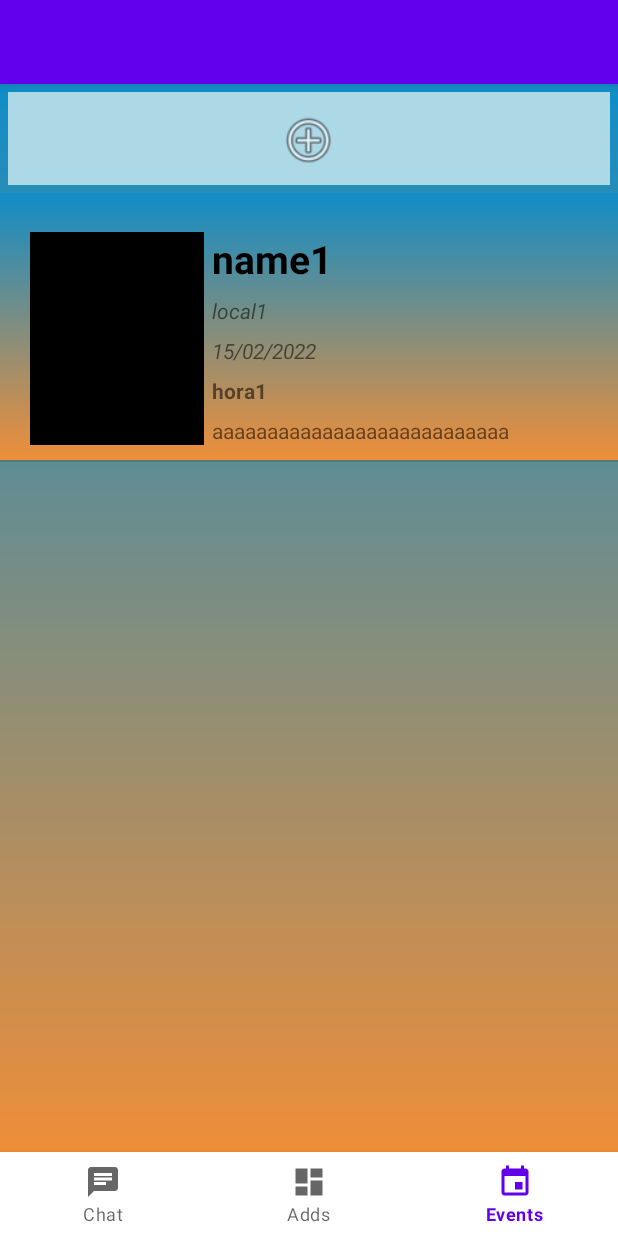
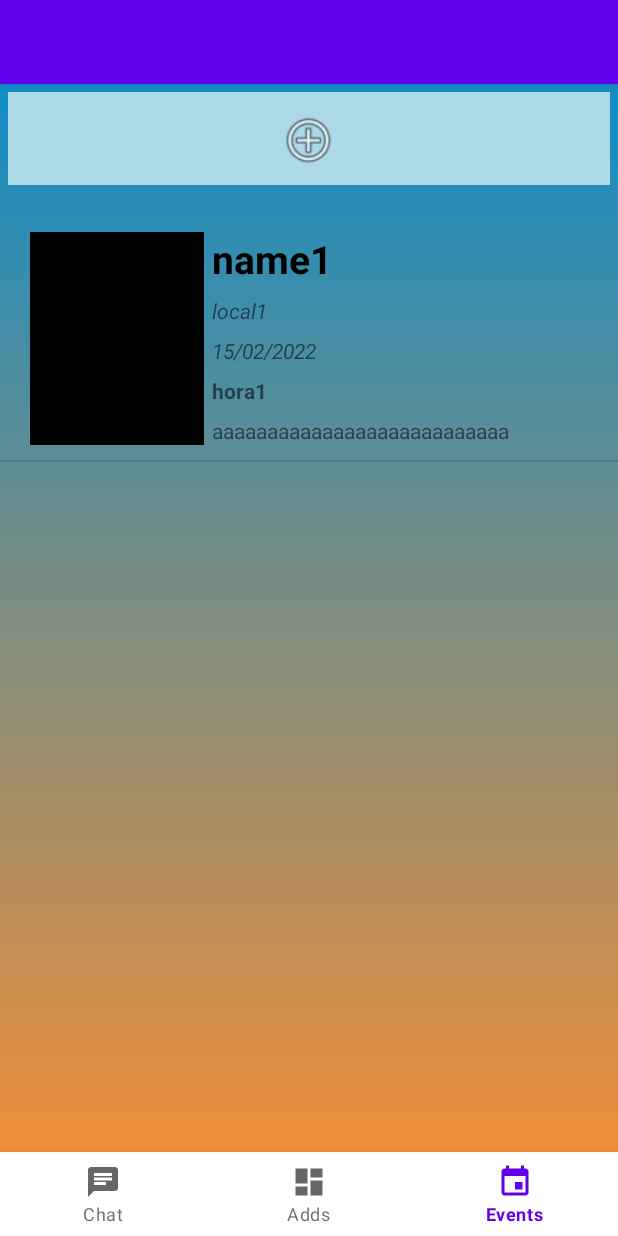
Before and after one commit to ECMiraldo/TownBoard2, an Android app: the EventsFragment screen opened through its navigation route, on a phone screen of 412 x 824 dp. Run offline under Robolectric (Android 15) with nearby library versions, the phone set to English and light mode, and no system bars; our stand-ins replace Firebase (no records; nobody signed in at launch, a user with empty details on screens opened directly), navigation-ui; 2 statements that could not run were skipped.

Commit message:
Correção no desing

```diff
--- a/app/src/main/res/layout/row_events.xml
+++ b/app/src/main/res/layout/row_events.xml
@@ -4,7 +4,7 @@
     android:orientation="vertical"
     android:layout_width="match_parent"
     android:layout_height="match_parent"
-    android:background="@drawable/gradient_background">
+    >
 
     <RelativeLayout
         android:layout_width="match_parent"
```
